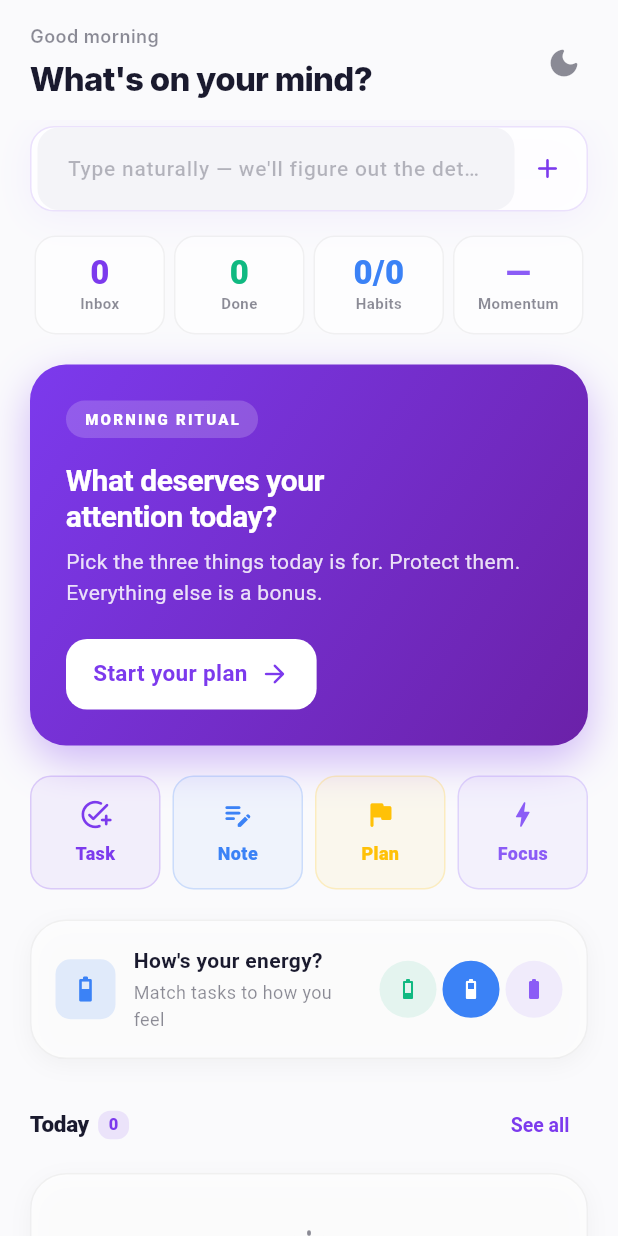
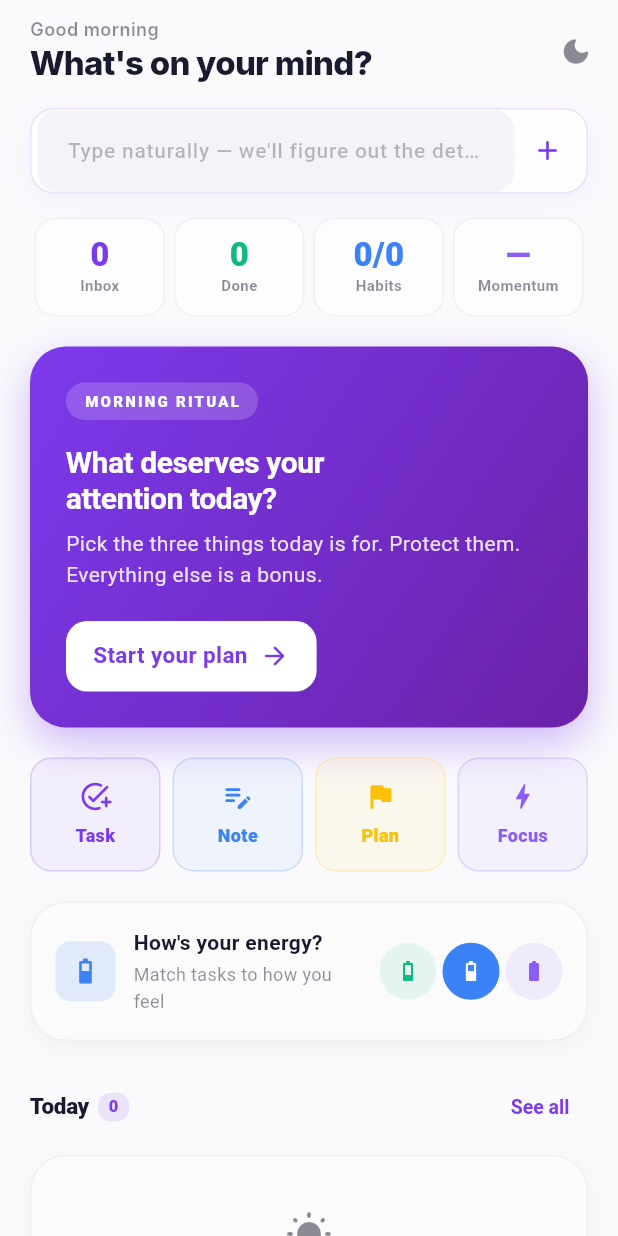
Before and after one commit to abhijeetrayyy/founder-note-all, a Flutter app: the DashboardScreen screen opened directly, on a phone screen of 412 x 824 dp. Run offline on Flutter 3.47's test engine with Material 3 defaults, Android fonts, the phone set to English and light mode, and no system bars; our stand-ins replace equatable, file_picker, flutter_local_notifications, flutter_markdown, shared_preferences, sqflite and 2 more; accounts and stored records are empty; Roboto replaces fonts that are missing (Inter).

Commit message:
fix: the dashboard header overflowed once you scrolled, not at rest
The previous commit claimed this was fixed. It was not — I verified it at
scroll offset zero, which is the one position where it looked fine.

The bar is `floating: true, snap: true` with `expandedHeight: 80` and its
content in `flexibleSpace`. On scroll it collapses to the default 56pt
toolbar, but flexibleSpace keeps laying the same content into that smaller
box, so the striped overflow warning appeared only after scrolling. Shrinking
the content in the last commit took it from 18px to 9px and hid it from a
check made at rest. The `SafeArea` inside flexibleSpace compounded it by
subtracting the status bar inset a second time.

Handing the content to `title` with a fixed `toolbarHeight` removes both
causes: SliverAppBar applies the status inset itself, and with no
expandedHeight there is no collapsed state whose height differs from the one
the content was sized for.

Verified this time in the state that was broken — scrolled, with the bar
collapsed — and at rest.

Co-Authored-By: Claude Opus 5 <noreply@anthropic.com>

```diff
--- a/notes app/lib/screens/dashboard_screen.dart
+++ b/notes app/lib/screens/dashboard_screen.dart
@@ -43,25 +43,39 @@ class DashboardScreen extends StatelessWidget {
         child: CustomScrollView(
           physics: const BouncingScrollPhysics(parent: AlwaysScrollableScrollPhysics()),
           slivers: [
+            // A constant-height bar built from `title`, not `expandedHeight` +
+            // `flexibleSpace`.
+            //
+            // The old header overflowed, and the reason is worth writing down.
+            // With `floating: true, snap: true` and an `expandedHeight` of 80,
+            // the bar COLLAPSES to the default 56pt toolbar as soon as you
+            // scroll — but `flexibleSpace` keeps rendering the same content
+            // into that smaller box, so the striped overflow warning only
+            // appeared once the list had been scrolled, which is why a check at
+            // rest looked clean. On top of that, the `SafeArea` inside
+            // `flexibleSpace` subtracted the status bar inset a second time,
+            // leaving barely any room on a device with a notch.
+            //
+            // Handing the content to `title` fixes both: SliverAppBar applies
+            // the status bar inset itself (no double count), and with no
+            // `expandedHeight` there is no collapsed state whose height differs
+            // from the one the content was sized for.
             SliverAppBar(
               floating: true, snap: true,
               backgroundColor: Theme.of(context).scaffoldBackgroundColor,
               automaticallyImplyLeading: false,
-              expandedHeight: 80,
-              flexibleSpace: SafeArea(
-                child: Padding(
-                  padding: const EdgeInsets.fromLTRB(20, 8, 12, 4),
-                  child: Row(crossAxisAlignment: CrossAxisAlignment.center, children: [
-                    Expanded(
-                      // The name lives on the small line; the headline is a
-                      // fixed short phrase. It used to read "What's on your
-                      // mind, $firstName?" at 22px inside an 80px app bar, so
-                      // any name long enough to wrap overflowed the header by
-                      // 18px and clipped itself behind a striped warning bar —
-                      // on the first screen of the app, for every user who had
-                      // filled in a name. Both lines are clamped so no name can
-                      // do it again.
-                      child: Column(crossAxisAlignment: CrossAxisAlignment.start, mainAxisAlignment: MainAxisAlignment.center, children: [
+              toolbarHeight: 68,
+              titleSpacing: 20,
+              title: Column(
+                crossAxisAlignment: CrossAxisAlignment.start,
+                mainAxisAlignment: MainAxisAlignment.center,
+                mainAxisSize: MainAxisSize.min,
+                children: [
+                  // The name sits on the small line so the headline can be a
+                  // fixed, short phrase. Previously the headline was "What's on
+                  // your mind, $firstName?" at 22px, which wrapped to two lines
+                  // for most names and made the header taller still. Both lines
+                  // are clamped so no name can grow the header again.
                   Text(firstName.isEmpty ? _greeting(firstName) : '${_greeting(firstName)}, $firstName',
                       maxLines: 1, overflow: TextOverflow.ellipsis,
                       style: TextStyle(fontSize: 12, fontFamily: 'Inter', fontWeight: FontWeight.w600, color: isDark ? AppTheme.darkTextMuted : AppTheme.lightTextMuted, letterSpacing: 0.3)),
@@ -69,15 +83,15 @@ class DashboardScreen extends StatelessWidget {
                   Text("What's on your mind?",
                       maxLines: 1, overflow: TextOverflow.ellipsis,
                       style: TextStyle(fontSize: 22, fontFamily: 'Inter', fontWeight: FontWeight.w800, color: isDark ? AppTheme.darkText : AppTheme.lightText, letterSpacing: -0.5)),
-                      ]),
+                ],
               ),
+              actions: [
                 IconButton(
                   icon: Icon(isDark ? Icons.light_mode_rounded : Icons.dark_mode_rounded, color: isDark ? AppTheme.darkTextMuted : AppTheme.lightTextMuted),
                   onPressed: () => app.toggleDarkMode(),
                 ),
-                  ]),
-                ),
-              ),
+                const SizedBox(width: 4),
+              ],
             ),
             SliverPadding(
               padding: const EdgeInsets.fromLTRB(20, 0, 20, 100),
```
Lines whose indentation alone changed are shown as unchanged.
